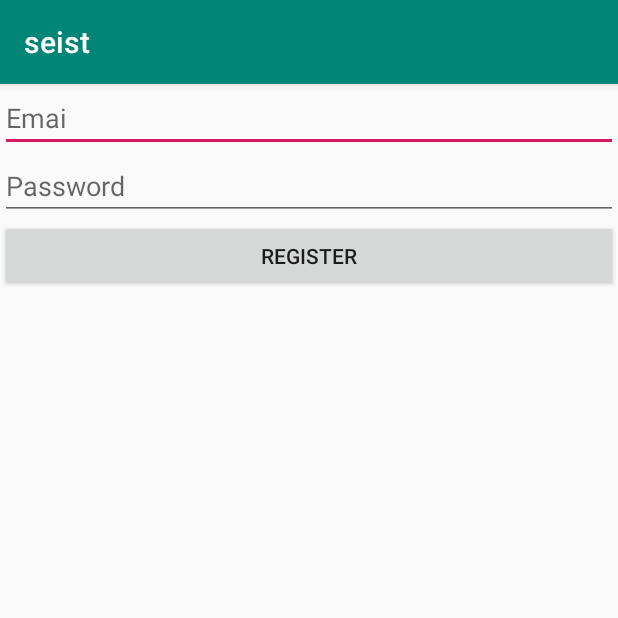
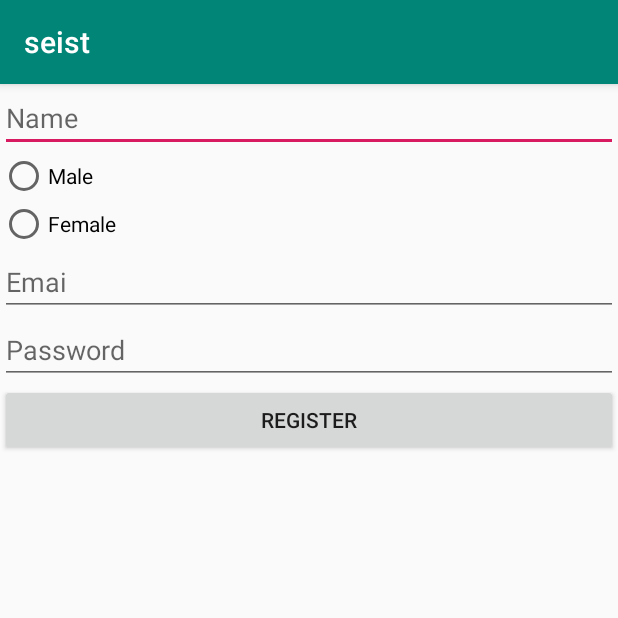
Before and after one commit to Malith97/seist, an Android app: the RegistrationActivity screen opened directly, with no data from a screen before it, after a tap on "REGISTER", on a phone screen of 412 x 824 dp, the top half of it. Run offline under Robolectric (Android 15) with nearby library versions, the phone set to English and light mode, and no system bars; our stand-ins replace Firebase (no records; nobody signed in at launch, a user with empty details on screens opened directly); 2 statements that could not run were skipped.

Commit message:
Firebase Databse
treeview fixed

```diff
--- a/app/src/main/java/com/example/seist/RegistrationActivity.java
+++ b/app/src/main/java/com/example/seist/RegistrationActivity.java
@@ -8,6 +8,8 @@ import android.os.Bundle;
 import android.view.View;
 import android.widget.Button;
 import android.widget.EditText;
+import android.widget.RadioButton;
+import android.widget.RadioGroup;
 import android.widget.Toast;
 
 import com.google.android.gms.tasks.OnCompleteListener;
@@ -15,11 +17,15 @@ import com.google.android.gms.tasks.Task;
 import com.google.firebase.auth.AuthResult;
 import com.google.firebase.auth.FirebaseAuth;
 import com.google.firebase.auth.FirebaseUser;
+import com.google.firebase.database.DatabaseReference;
+import com.google.firebase.database.FirebaseDatabase;
 
 public class RegistrationActivity extends AppCompatActivity {
 
     private Button mRegister;
-    private EditText mEmail , mPassword;
+    private EditText mEmail , mPassword , mName;
+
+    private RadioGroup mRadioGruop;
 
     private FirebaseAuth mAuth;
     private FirebaseAuth.AuthStateListener firebaseAuthStateListener;
@@ -47,17 +53,34 @@ public class RegistrationActivity extends AppCompatActivity {
 
         mEmail = (EditText) findViewById(R.id.email);
         mPassword = (EditText)findViewById(R.id.password);
+        mName = (EditText)findViewById(R.id.name);
+
+        mRadioGruop = (RadioGroup) findViewById(R.id.radioGruop);
 
         mRegister.setOnClickListener(new View.OnClickListener() {
             @Override
             public void onClick(View v) {
+
+                int selectId = mRadioGruop.getCheckedRadioButtonId();
+
+                final RadioButton radioButton = (RadioButton) findViewById(selectId);
+
+                if (radioButton.getText() == null){
+                    return;
+                }
+
                 final String email = mEmail.getText().toString();
                 final String password = mPassword.getText().toString();
+                final String name = mName.getText().toString();
                 mAuth.createUserWithEmailAndPassword(email,password).addOnCompleteListener(RegistrationActivity.this, new OnCompleteListener<AuthResult>() {
                     @Override
                     public void onComplete(@NonNull Task<AuthResult> task) {
                         if (!task.isSuccessful()){
                             Toast.makeText(RegistrationActivity.this, "Sign Up Error",Toast.LENGTH_SHORT).show();
+                        }else {
+                            String userId = mAuth.getCurrentUser().getUid();
+                            DatabaseReference currentUserDb = FirebaseDatabase.getInstance().getReference().child("Users").child(radioButton.getText().toString()).child(userId).child("name");
+                            currentUserDb.setValue(name);
                         }
                     }
                 });
--- a/app/src/main/res/layout/activity_registration.xml
+++ b/app/src/main/res/layout/activity_registration.xml
@@ -6,6 +6,29 @@
     android:layout_height="match_parent"
     android:orientation="vertical"
     tools:context=".RegistrationActivity">
+
+    <EditText
+        android:id="@+id/name"
+        android:layout_width="match_parent"
+        android:layout_height="wrap_content"
+        android:hint="Name"/>
+
+    <RadioGroup
+        android:id="@+id/radioGruop"
+        android:layout_width="match_parent"
+        android:layout_height="wrap_content">
+
+        <RadioButton
+            android:layout_width="wrap_content"
+            android:layout_height="wrap_content"
+            android:text="Male"/>
+
+        <RadioButton
+            android:layout_width="wrap_content"
+            android:layout_height="wrap_content"
+            android:text="Female"/>
+
+    </RadioGroup>
 
     <EditText
         android:id="@+id/email"
```
